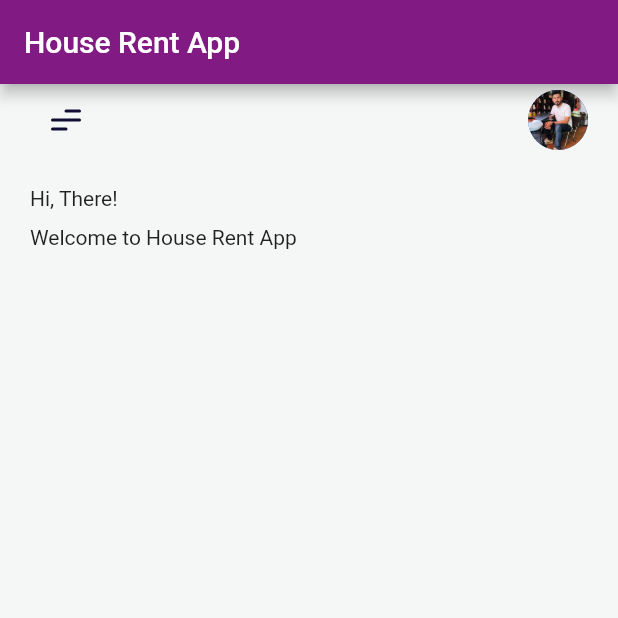
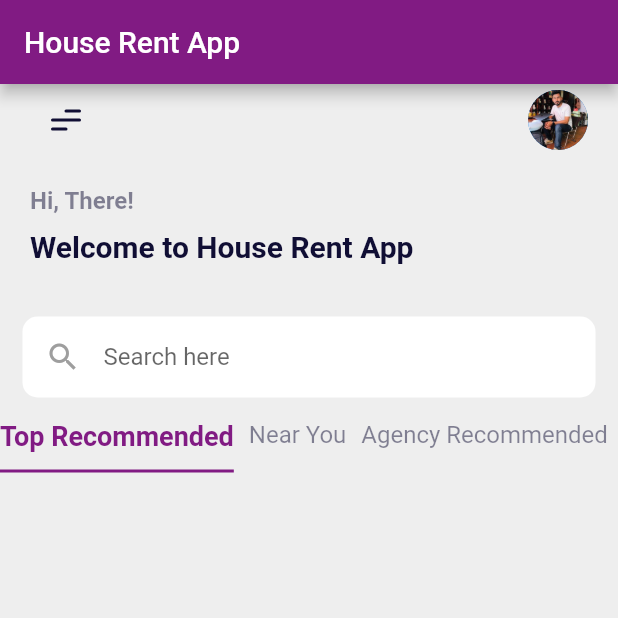
Before and after one commit to bdushimi/atlp-flutter, a Flutter app: the screen it shows after launch, on a phone screen of 412 x 824 dp, the top half of it. Run offline on Flutter 3.47's test engine with Material 2 defaults, Android fonts, the phone set to English and light mode, and no system bars; our stand-ins replace flutter_svg.

Commit message:
Adds search

```diff
--- a/flutter-firebase/house_rent_app/lib/main.dart
+++ b/flutter-firebase/house_rent_app/lib/main.dart
@@ -13,6 +13,7 @@ class MyApp extends StatelessWidget {
     return MaterialApp(
       debugShowCheckedModeBanner: false,
       theme: ThemeData(
+        scaffoldBackgroundColor: Colors.grey[200],
         colorScheme: const ColorScheme(
           primary: Color(0xff811B83),
           secondary: Color(0xffFA5019),
@@ -35,6 +36,7 @@ class MyApp extends StatelessWidget {
           appBar: AppBar(
             title: const Text('House Rent App'),
           ),
-            body: const HomeScreen()));
+          body: const HomeScreen()),
+    );
   }
 }
--- a/flutter-firebase/house_rent_app/lib/screen/home/home_screen.dart
+++ b/flutter-firebase/house_rent_app/lib/screen/home/home_screen.dart
@@ -1,5 +1,7 @@
 import 'package:flutter/material.dart';
+import 'package:house_rent_app/screen/home/widget/categories.dart';
 import 'package:house_rent_app/screen/home/widget/custom_bar_widget.dart';
+import 'package:house_rent_app/screen/home/widget/search_input.dart';
 import 'package:house_rent_app/screen/home/widget/welcome_text_widget.dart';
 
 class HomeScreen extends StatelessWidget {
@@ -8,12 +10,14 @@ class HomeScreen extends StatelessWidget {
   @override
   Widget build(BuildContext context) {
     return Scaffold(
-      backgroundColor: Theme.of(context).backgroundColor,
       appBar: const CustomBarWidget(),
       body: SingleChildScrollView(
         child: Column(
-          children: [
+          crossAxisAlignment: CrossAxisAlignment.start,
+          children: const [
             WelcomeText(),
+            SearchInput(),
+            Category(),
           ],
         ),
       ),
--- /dev/null
+++ b/flutter-firebase/house_rent_app/lib/screen/home/widget/categories.dart
@@ -0,0 +1,64 @@
+import 'package:flutter/material.dart';
+
+class Category extends StatefulWidget {
+  const Category({Key? key}) : super(key: key);
+
+  @override
+  State<Category> createState() => _CategoryState();
+}
+
+class _CategoryState extends State<Category> {
+  final categoriesList = [
+    'Top Recommended',
+    'Near You',
+    'Agency Recommended',
+    'Most Popular'
+  ];
+
+  int currentCategory = 0;
+
+  @override
+  Widget build(BuildContext context) {
+    return Container(
+      height: 35,
+      child: ListView.separated(
+        scrollDirection: Axis.horizontal,
+        itemCount: categoriesList.length,
+        itemBuilder: (context, index) => GestureDetector(
+          onTap: () {
+            setState(() {
+              currentCategory = index;
+            });
+          },
+          child: Container(
+            child: Text(
+              categoriesList[index],
+              style: TextStyle(
+                color: currentCategory == index
+                    ? Theme.of(context).colorScheme.primary
+                    : Theme.of(context).textTheme.bodyText1!.color,
+                fontSize: currentCategory == index ? 18 : 16,
+                fontWeight: currentCategory == index
+                    ? FontWeight.bold
+                    : FontWeight.normal,
+              ),
+            ),
+            decoration: BoxDecoration(
+              border: Border(
+                bottom: BorderSide(
+                  color: currentCategory == index
+                      ? Theme.of(context).colorScheme.primary
+                      : Colors.transparent,
+                  width: currentCategory == index ? 2 : 0,
+                ),
+              ),
+            ),
+          ),
+        ),
+        separatorBuilder: (_, index) => const SizedBox(
+          width: 10,
+        ),
+      ),
+    );
+  }
+}
--- /dev/null
+++ b/flutter-firebase/house_rent_app/lib/screen/home/widget/search_input.dart
@@ -0,0 +1,28 @@
+import 'package:flutter/material.dart';
+
+class SearchInput extends StatelessWidget {
+  const SearchInput({ Key? key }) : super(key: key);
+
+  @override
+  Widget build(BuildContext context) {
+    return Container(
+      padding: const EdgeInsets.all(15),
+      child: TextField(
+        decoration: InputDecoration(
+          fillColor: Colors.white,
+          filled: true,
+          border: OutlineInputBorder(
+            borderSide: BorderSide.none,
+            borderRadius: BorderRadius.circular(10)
+          ),
+          hintText: 'Search here ',
+          prefixIcon: Container(
+            padding: const EdgeInsets.all(15),
+            child: const Icon(Icons.search, color: Colors.grey,),
+          ),
+          contentPadding: const EdgeInsets.all(2),
+        ),
+      ),
+    );
+  }
+}
--- a/flutter-firebase/house_rent_app/lib/screen/home/widget/welcome_text_widget.dart
+++ b/flutter-firebase/house_rent_app/lib/screen/home/widget/welcome_text_widget.dart
@@ -9,12 +9,14 @@ class WelcomeText extends StatelessWidget {
       padding: const EdgeInsets.symmetric(horizontal: 20, vertical: 20),
       child: Column(
         crossAxisAlignment: CrossAxisAlignment.start,
-        children: const [
+        children: [
         Text('Hi, There!',
         style: Theme.of(context).textTheme.bodyText1!.copyWith(fontSize: 16, fontWeight: FontWeight.bold),
         ),
-        SizedBox(height: 10),
-        Text('Welcome to House Rent App'),
+        const SizedBox(height: 10),
+        Text('Welcome to House Rent App',
+        style: Theme.of(context).textTheme.headline1!.copyWith(fontSize: 20, fontWeight: FontWeight.bold),
+        ),
       ]
       ),
     );
```
Lines whose indentation alone changed are shown as unchanged.
